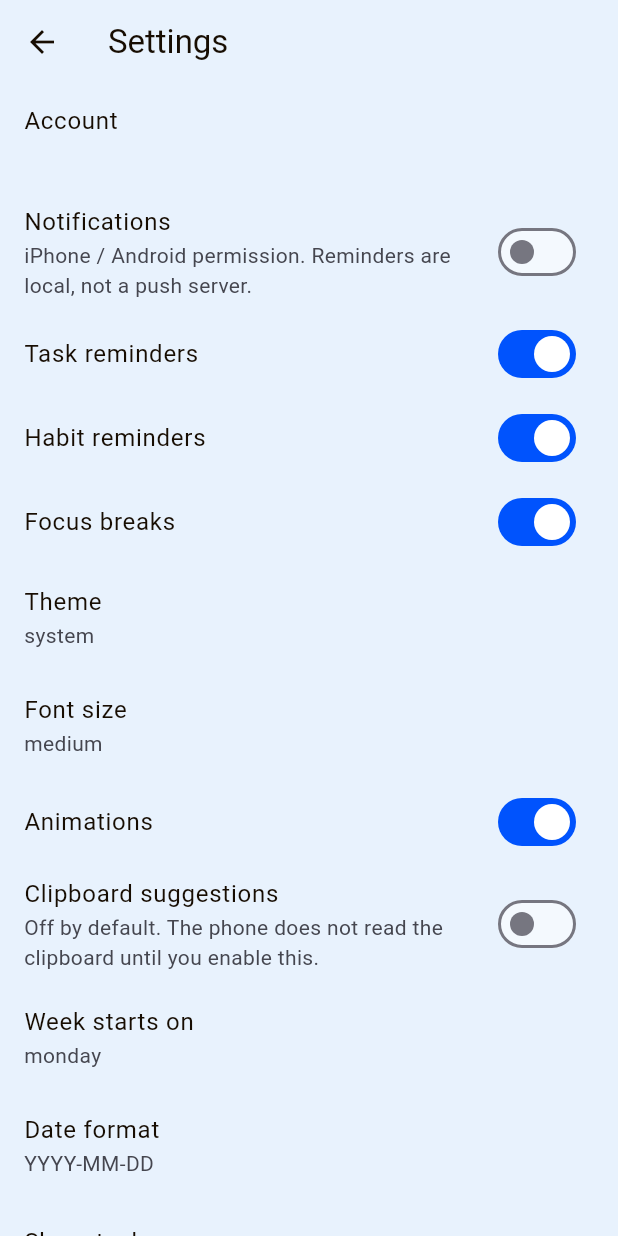
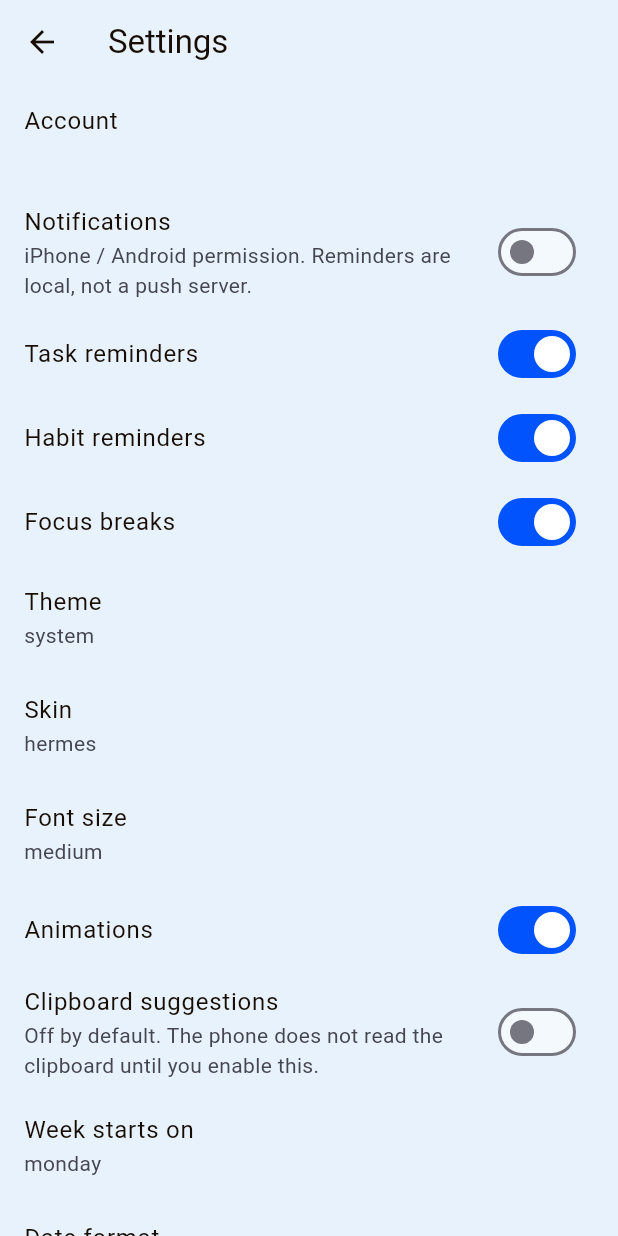
Before and after one commit to Akshit1018/Manage.kar, a Flutter app: the ShellScreen screen opened directly with empty values, after a tap on the "settings" icon, on a phone screen of 412 x 824 dp. Run offline on Flutter 3.47's test engine with Material 3 defaults, Android fonts, the phone set to English and light mode, and no system bars; our stand-ins replace audioplayers, dio, file_picker, flutter_local_notifications, flutter_secure_storage, permission_handler and 2 more; missing offline and left inert: record; accounts and stored records are empty; network calls fail.

Commit message:
Add Skin picker to settings and clear chat outbox on workspace wipe
Co-authored-by: Akshit1018 <Akshit1018@users.noreply.github.com>

```diff
--- a/apps/mobile/lib/src/screens/settings_screen.dart
+++ b/apps/mobile/lib/src/screens/settings_screen.dart
@@ -5,6 +5,7 @@ import "package:flutter/material.dart";
 import "package:managekar/src/io/read_file.dart";
 import "package:managekar/src/notifications/local_reminders.dart";
 import "package:managekar/src/screens/share_screen.dart";
+import "package:managekar/src/state/dialer.dart";
 import "package:managekar/src/state/session.dart";
 import "package:managekar/src/state/workspace.dart";
 import "package:managekar/src/util/platform.dart";
@@ -17,11 +18,13 @@ class SettingsScreen extends StatelessWidget {
     required this.workspace,
     required this.session,
     required this.reminders,
+    this.dialer,
   });
 
   final WorkspaceController workspace;
   final SessionController session;
   final LocalReminders reminders;
+  final DialerController? dialer;
 
   Map<String, dynamic> notifications() => workspace.settings?["notifications"] as Map<String, dynamic>? ?? {};
   Map<String, dynamic> appearance() => workspace.settings?["appearance"] as Map<String, dynamic>? ?? {};
@@ -83,6 +86,13 @@ class SettingsScreen extends StatelessWidget {
                 subtitle: Text(appearance()["theme"] as String? ?? "system"),
                 onTap: () => _pick(context, "Theme", ["light", "dark", "system"], appearance()["theme"] as String? ?? "system", (value) {
                   return patchSettings({"theme": value});
+                }),
+              ),
+              ListTile(
+                title: const Text("Skin"),
+                subtitle: Text(appearance()["skin"] as String? ?? "hermes"),
+                onTap: () => _pick(context, "Skin", ["hermes", "classic"], appearance()["skin"] as String? ?? "hermes", (value) {
+                  return patchSettings({"skin": value});
                 }),
               ),
               ListTile(
@@ -171,9 +181,10 @@ class SettingsScreen extends StatelessWidget {
                   if (await confirmAction(
                     context,
                     title: "Clear workspace",
-                    message: "Tasks, notes, habits, goals, time, and focus will be deleted. The account stays.",
+                    message: "Tasks, notes, habits, goals, time, focus, and queued chats will be deleted. The account stays.",
                   )) {
                     await workspace.clearWorkspace();
+                    await dialer?.clear();
                   }
                 },
               ),
--- a/apps/mobile/lib/src/screens/shell_screen.dart
+++ b/apps/mobile/lib/src/screens/shell_screen.dart
@@ -55,7 +55,7 @@ class _ShellScreenState extends State<ShellScreen> {
       animation: widget.workspace,
       builder: (context, _) {
         final pages = [
-          _HomeTab(workspace: widget.workspace, session: widget.session, reminders: widget.reminders),
+          _HomeTab(workspace: widget.workspace, session: widget.session, reminders: widget.reminders, dialer: dialer),
           _ListTab(
             title: "Tasks",
             empty: "Add one task. It is stored in PostgreSQL.",
@@ -121,11 +121,12 @@ class _ShellScreenState extends State<ShellScreen> {
 }
 
 class _HomeTab extends StatelessWidget {
-  const _HomeTab({required this.workspace, required this.session, required this.reminders});
+  const _HomeTab({required this.workspace, required this.session, required this.reminders, this.dialer});
 
   final WorkspaceController workspace;
   final SessionController session;
   final LocalReminders reminders;
+  final DialerController? dialer;
 
   @override
   Widget build(BuildContext context) {
@@ -152,7 +153,7 @@ class _HomeTab extends StatelessWidget {
                 onPressed: () => Navigator.push(
                   context,
                   MaterialPageRoute<void>(
-                    builder: (_) => SettingsScreen(workspace: workspace, session: session, reminders: reminders),
+                    builder: (_) => SettingsScreen(workspace: workspace, session: session, reminders: reminders, dialer: dialer),
                   ),
                 ),
                 icon: const Icon(Icons.settings_outlined),
```
